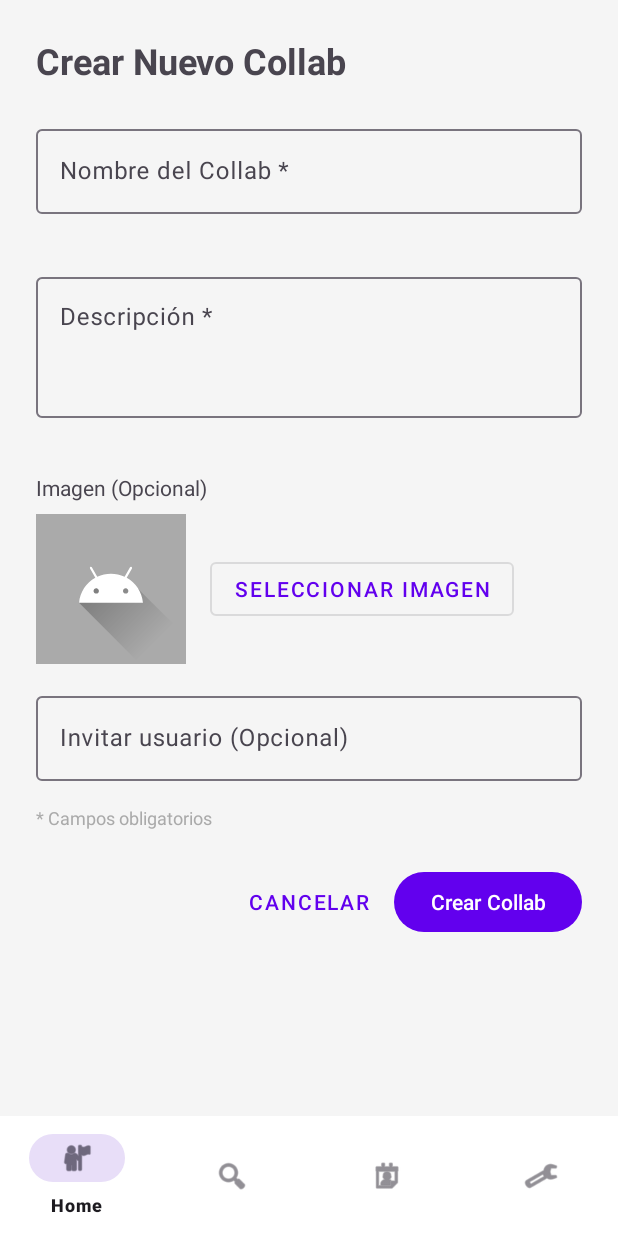
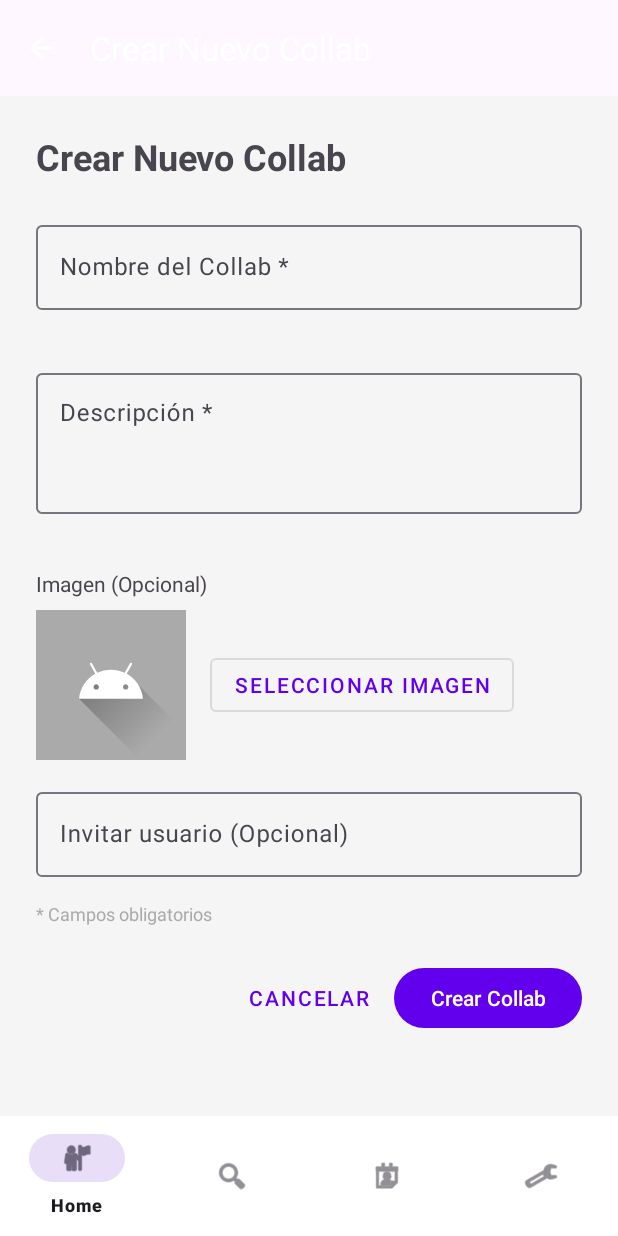
Before and after one commit to alex-boni/PAD-2025-26-G02-CollabUp, an Android app: the fragment CreateCollabFragment placed in its activity, on a phone screen of 412 x 824 dp. Run offline under Robolectric (Android 15) with nearby library versions, the phone set to English and light mode, and no system bars; our stand-ins replace Firebase (no records; nobody signed in at launch, a user with empty details on screens opened directly).

Commit message:
Add create new collab toolbar

```diff
--- a/app/src/main/res/layout/fragment_create_collab.xml
+++ b/app/src/main/res/layout/fragment_create_collab.xml
@@ -1,6 +1,26 @@
 <?xml version="1.0" encoding="utf-8"?>
-<ScrollView xmlns:android="http://schemas.android.com/apk/res/android"
+<LinearLayout xmlns:android="http://schemas.android.com/apk/res/android"
     xmlns:app="http://schemas.android.com/apk/res-auto"
+    android:layout_width="match_parent"
+    android:layout_height="match_parent"
+    android:orientation="vertical">
+
+    <com.google.android.material.appbar.AppBarLayout
+        android:layout_width="match_parent"
+        android:layout_height="wrap_content">
+
+        <androidx.appcompat.widget.Toolbar
+            android:id="@+id/formToolbar"
+            android:layout_width="match_parent"
+            android:layout_height="?attr/actionBarSize"
+            android:theme="@style/ThemeOverlay.AppCompat.Dark.ActionBar"
+            app:navigationIcon="?attr/homeAsUpIndicator"
+            app:popupTheme="@style/ThemeOverlay.AppCompat.Light"
+            app:title="Crear Nuevo Collab" />
+
+    </com.google.android.material.appbar.AppBarLayout>
+
+    <ScrollView
         android:layout_width="match_parent"
         android:layout_height="match_parent"
         android:fillViewport="true">
@@ -14,18 +34,18 @@
             <TextView
                 android:layout_width="wrap_content"
                 android:layout_height="wrap_content"
+                android:layout_marginBottom="24dp"
                 android:text="Crear Nuevo Collab"
                 android:textSize="24sp"
-            android:textStyle="bold"
-            android:layout_marginBottom="24dp"/>
+                android:textStyle="bold" />
 
             <!-- nombre collab obligado-->
             <com.google.android.material.textfield.TextInputLayout
                 android:id="@+id/tilCollabName"
                 android:layout_width="match_parent"
                 android:layout_height="wrap_content"
+                android:layout_marginBottom="16dp"
                 android:hint="Nombre del Collab *"
-            android:layout_marginBottom="16dp"
                 app:errorEnabled="true">
 
                 <com.google.android.material.textfield.TextInputEditText
@@ -33,7 +53,7 @@
                     android:layout_width="match_parent"
                     android:layout_height="wrap_content"
                     android:inputType="text"
-                android:maxLines="1"/>
+                    android:maxLines="1" />
             </com.google.android.material.textfield.TextInputLayout>
 
             <!-- Descripción (Obligatorio) -->
@@ -41,51 +61,51 @@
                 android:id="@+id/tilCollabDescription"
                 android:layout_width="match_parent"
                 android:layout_height="wrap_content"
+                android:layout_marginBottom="16dp"
                 android:hint="Descripción *"
-            android:layout_marginBottom="16dp"
                 app:errorEnabled="true">
 
                 <com.google.android.material.textfield.TextInputEditText
                     android:id="@+id/etCollabDescription"
                     android:layout_width="match_parent"
                     android:layout_height="wrap_content"
+                    android:gravity="top"
                     android:inputType="textMultiLine"
-                android:minLines="3"
                     android:maxLines="5"
-                android:gravity="top"/>
+                    android:minLines="3" />
             </com.google.android.material.textfield.TextInputLayout>
 
             <!-- Imagen (Opcional) -->
             <TextView
                 android:layout_width="wrap_content"
                 android:layout_height="wrap_content"
+                android:layout_marginBottom="8dp"
                 android:text="Imagen (Opcional)"
-            android:textSize="14sp"
-            android:layout_marginBottom="8dp"/>
+                android:textSize="14sp" />
 
             <LinearLayout
                 android:layout_width="match_parent"
                 android:layout_height="wrap_content"
-            android:orientation="horizontal"
-            android:layout_marginBottom="16dp">
+                android:layout_marginBottom="16dp"
+                android:orientation="horizontal">
 
                 <ImageView
                     android:id="@+id/ivCollabImage"
                     android:layout_width="100dp"
                     android:layout_height="100dp"
+                    android:background="@android:color/darker_gray"
+                    android:contentDescription="Imagen del Collab"
                     android:scaleType="centerCrop"
-                android:src="@drawable/ic_launcher_foreground"
-                android:background="@android:color/darker_gray"
-                android:contentDescription="Imagen del Collab"/>
+                    android:src="@drawable/ic_launcher_foreground" />
 
                 <Button
                     android:id="@+id/btnSelectImage"
+                    style="@style/Widget.MaterialComponents.Button.OutlinedButton"
                     android:layout_width="wrap_content"
                     android:layout_height="wrap_content"
-                android:text="Seleccionar Imagen"
+                    android:layout_gravity="center_vertical"
                     android:layout_marginStart="16dp"
-                android:layout_gravity="center_vertical"
-                style="@style/Widget.MaterialComponents.Button.OutlinedButton"/>
+                    android:text="Seleccionar Imagen" />
             </LinearLayout>
 
             <!-- Invitar Usuario (Opcional) -->
@@ -93,45 +113,46 @@
                 android:id="@+id/tilInviteUser"
                 android:layout_width="match_parent"
                 android:layout_height="wrap_content"
-            android:hint="Invitar usuario (Opcional)"
-            android:layout_marginBottom="16dp">
+                android:layout_marginBottom="16dp"
+                android:hint="Invitar usuario (Opcional)">
 
                 <com.google.android.material.textfield.TextInputEditText
                     android:id="@+id/etInviteUser"
                     android:layout_width="match_parent"
                     android:layout_height="wrap_content"
                     android:inputType="textEmailAddress"
-                android:maxLines="1"/>
+                    android:maxLines="1" />
             </com.google.android.material.textfield.TextInputLayout>
 
             <TextView
                 android:layout_width="wrap_content"
                 android:layout_height="wrap_content"
+                android:layout_marginBottom="24dp"
                 android:text="* Campos obligatorios"
-            android:textSize="12sp"
                 android:textColor="@android:color/darker_gray"
-            android:layout_marginBottom="24dp"/>
+                android:textSize="12sp" />
 
             <!-- Botones -->
             <LinearLayout
                 android:layout_width="match_parent"
                 android:layout_height="wrap_content"
-            android:orientation="horizontal"
-            android:gravity="end">
+                android:gravity="end"
+                android:orientation="horizontal">
 
                 <Button
                     android:id="@+id/btnCancel"
+                    style="@style/Widget.MaterialComponents.Button.TextButton"
                     android:layout_width="wrap_content"
                     android:layout_height="wrap_content"
-                android:text="Cancelar"
                     android:layout_marginEnd="8dp"
-                style="@style/Widget.MaterialComponents.Button.TextButton"/>
+                    android:text="Cancelar" />
 
                 <Button
                     android:id="@+id/btnCreate"
                     android:layout_width="wrap_content"
                     android:layout_height="wrap_content"
-                android:text="Crear Collab"/>
+                    android:text="Crear Collab" />
             </LinearLayout>
         </LinearLayout>
     </ScrollView>
+</LinearLayout>
```
Lines whose indentation alone changed are shown as unchanged.
